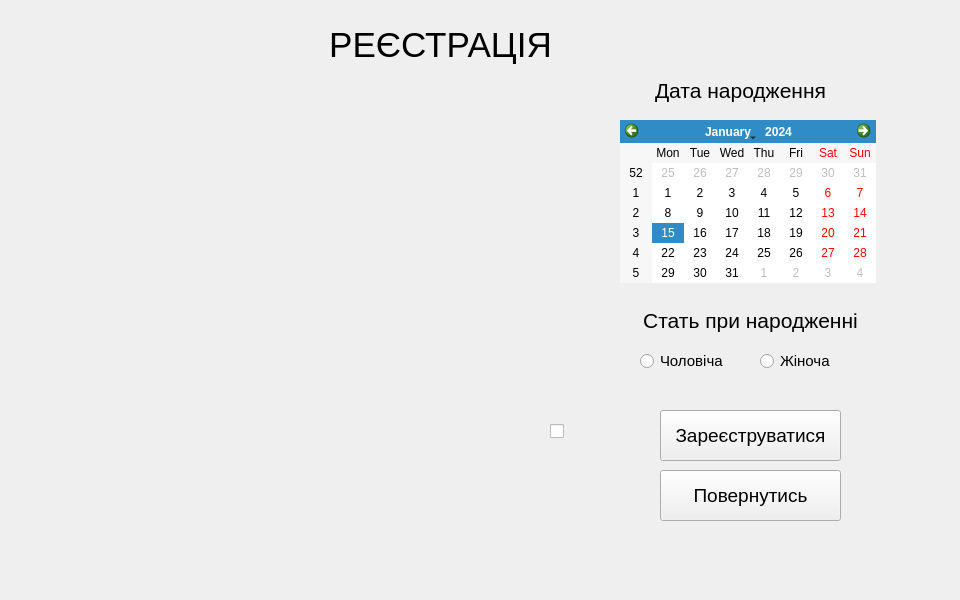
This is Authorization/Pages/SignUp/SignUp.ui in letsexisttogether/MedicalDocuments as Qt 5 draws it before an edit. The edited form follows.
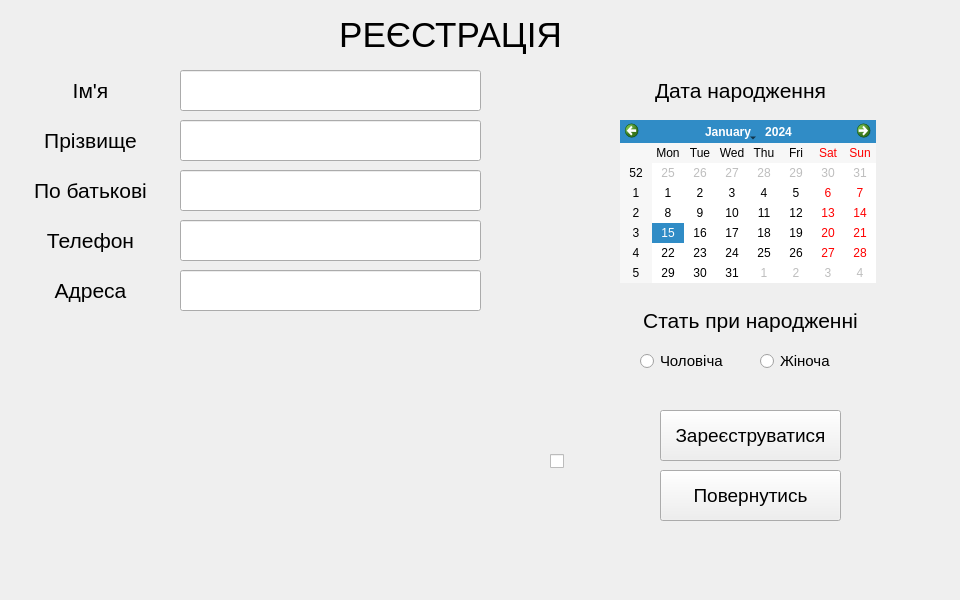
This is the edited form. Custom widgets are drawn as their Qt base class.

Commit message: Added fields for Phone number and Address to SignUp

The edit to the form file:
```diff
--- a/Authorization/Pages/SignUp/SignUp.ui
+++ b/Authorization/Pages/SignUp/SignUp.ui
@@ -13,16 +13,6 @@
   <property name="windowTitle">
    <string>Form</string>
   </property>
-  <widget class="CustomField" name="firstName" native="true">
-   <property name="geometry">
-    <rect>
-     <x>40</x>
-     <y>80</y>
-     <width>500</width>
-     <height>61</height>
-    </rect>
-   </property>
-  </widget>
   <widget class="QPushButton" name="registerButton">
    <property name="geometry">
     <rect>
@@ -48,7 +38,7 @@
    <property name="geometry">
     <rect>
      <x>550</x>
-     <y>420</y>
+     <y>450</y>
      <width>21</width>
      <height>22</height>
     </rect>
@@ -61,7 +51,7 @@
    <property name="geometry">
     <rect>
      <x>40</x>
-     <y>410</y>
+     <y>440</y>
      <width>500</width>
      <height>110</height>
     </rect>
@@ -70,8 +60,8 @@
   <widget class="QLabel" name="label">
    <property name="geometry">
     <rect>
-     <x>280</x>
-     <y>10</y>
+     <x>290</x>
+     <y>0</y>
      <width>321</width>
      <height>71</height>
     </rect>
@@ -80,31 +70,11 @@
     <string>&lt;html&gt;&lt;head/&gt;&lt;body&gt;&lt;p align=&quot;center&quot;&gt;&lt;span style=&quot; font-size:26pt;&quot;&gt;РЕЄСТРАЦІЯ&lt;/span&gt;&lt;/p&gt;&lt;/body&gt;&lt;/html&gt;</string>
    </property>
   </widget>
-  <widget class="CustomField" name="thirdName" native="true">
-   <property name="geometry">
-    <rect>
-     <x>40</x>
-     <y>220</y>
-     <width>500</width>
-     <height>61</height>
-    </rect>
-   </property>
-  </widget>
-  <widget class="CustomField" name="secondName" native="true">
-   <property name="geometry">
-    <rect>
-     <x>40</x>
-     <y>150</y>
-     <width>500</width>
-     <height>61</height>
-    </rect>
-   </property>
-  </widget>
   <widget class="CustomField" name="email" native="true">
    <property name="geometry">
     <rect>
      <x>40</x>
-     <y>290</y>
+     <y>320</y>
      <width>500</width>
      <height>111</height>
     </rect>
@@ -213,6 +183,186 @@
     <string>&lt;html&gt;&lt;head/&gt;&lt;body&gt;&lt;p align=&quot;center&quot;&gt;Стать при народженні&lt;/p&gt;&lt;/body&gt;&lt;/html&gt;</string>
    </property>
   </widget>
+  <widget class="QLineEdit" name="firstName">
+   <property name="geometry">
+    <rect>
+     <x>180</x>
+     <y>70</y>
+     <width>301</width>
+     <height>41</height>
+    </rect>
+   </property>
+   <property name="font">
+    <font>
+     <pointsize>14</pointsize>
+    </font>
+   </property>
+   <property name="alignment">
+    <set>Qt::AlignmentFlag::AlignJustify|Qt::AlignmentFlag::AlignVCenter</set>
+   </property>
+  </widget>
+  <widget class="QLabel" name="firstNameName">
+   <property name="geometry">
+    <rect>
+     <x>20</x>
+     <y>70</y>
+     <width>141</width>
+     <height>41</height>
+    </rect>
+   </property>
+   <property name="font">
+    <font>
+     <pointsize>16</pointsize>
+    </font>
+   </property>
+   <property name="text">
+    <string>&lt;html&gt;&lt;head/&gt;&lt;body&gt;&lt;p align=&quot;center&quot;&gt;Ім'я&lt;/p&gt;&lt;/body&gt;&lt;/html&gt;</string>
+   </property>
+  </widget>
+  <widget class="QLineEdit" name="secondName">
+   <property name="geometry">
+    <rect>
+     <x>180</x>
+     <y>120</y>
+     <width>301</width>
+     <height>41</height>
+    </rect>
+   </property>
+   <property name="font">
+    <font>
+     <pointsize>14</pointsize>
+    </font>
+   </property>
+   <property name="alignment">
+    <set>Qt::AlignmentFlag::AlignJustify|Qt::AlignmentFlag::AlignVCenter</set>
+   </property>
+  </widget>
+  <widget class="QLabel" name="secondNameName">
+   <property name="geometry">
+    <rect>
+     <x>20</x>
+     <y>120</y>
+     <width>141</width>
+     <height>41</height>
+    </rect>
+   </property>
+   <property name="font">
+    <font>
+     <pointsize>16</pointsize>
+    </font>
+   </property>
+   <property name="text">
+    <string>&lt;html&gt;&lt;head/&gt;&lt;body&gt;&lt;p align=&quot;center&quot;&gt;Прізвище&lt;/p&gt;&lt;/body&gt;&lt;/html&gt;</string>
+   </property>
+  </widget>
+  <widget class="QLineEdit" name="thirdName">
+   <property name="geometry">
+    <rect>
+     <x>180</x>
+     <y>170</y>
+     <width>301</width>
+     <height>41</height>
+    </rect>
+   </property>
+   <property name="font">
+    <font>
+     <pointsize>14</pointsize>
+    </font>
+   </property>
+   <property name="alignment">
+    <set>Qt::AlignmentFlag::AlignJustify|Qt::AlignmentFlag::AlignVCenter</set>
+   </property>
+  </widget>
+  <widget class="QLabel" name="thirdNameName">
+   <property name="geometry">
+    <rect>
+     <x>20</x>
+     <y>170</y>
+     <width>141</width>
+     <height>41</height>
+    </rect>
+   </property>
+   <property name="font">
+    <font>
+     <pointsize>16</pointsize>
+    </font>
+   </property>
+   <property name="text">
+    <string>&lt;html&gt;&lt;head/&gt;&lt;body&gt;&lt;p align=&quot;center&quot;&gt;По батькові&lt;/p&gt;&lt;/body&gt;&lt;/html&gt;</string>
+   </property>
+  </widget>
+  <widget class="QLineEdit" name="phoneNumber">
+   <property name="geometry">
+    <rect>
+     <x>180</x>
+     <y>220</y>
+     <width>301</width>
+     <height>41</height>
+    </rect>
+   </property>
+   <property name="font">
+    <font>
+     <pointsize>14</pointsize>
+    </font>
+   </property>
+   <property name="alignment">
+    <set>Qt::AlignmentFlag::AlignJustify|Qt::AlignmentFlag::AlignVCenter</set>
+   </property>
+  </widget>
+  <widget class="QLabel" name="phoneName">
+   <property name="geometry">
+    <rect>
+     <x>20</x>
+     <y>220</y>
+     <width>141</width>
+     <height>41</height>
+    </rect>
+   </property>
+   <property name="font">
+    <font>
+     <pointsize>16</pointsize>
+    </font>
+   </property>
+   <property name="text">
+    <string>&lt;html&gt;&lt;head/&gt;&lt;body&gt;&lt;p align=&quot;center&quot;&gt;Телефон&lt;/p&gt;&lt;/body&gt;&lt;/html&gt;</string>
+   </property>
+  </widget>
+  <widget class="QLabel" name="addressName">
+   <property name="geometry">
+    <rect>
+     <x>20</x>
+     <y>270</y>
+     <width>141</width>
+     <height>41</height>
+    </rect>
+   </property>
+   <property name="font">
+    <font>
+     <pointsize>16</pointsize>
+    </font>
+   </property>
+   <property name="text">
+    <string>&lt;html&gt;&lt;head/&gt;&lt;body&gt;&lt;p align=&quot;center&quot;&gt;Адреса&lt;/p&gt;&lt;/body&gt;&lt;/html&gt;</string>
+   </property>
+  </widget>
+  <widget class="QLineEdit" name="address">
+   <property name="geometry">
+    <rect>
+     <x>180</x>
+     <y>270</y>
+     <width>301</width>
+     <height>41</height>
+    </rect>
+   </property>
+   <property name="font">
+    <font>
+     <pointsize>14</pointsize>
+    </font>
+   </property>
+   <property name="alignment">
+    <set>Qt::AlignmentFlag::AlignJustify|Qt::AlignmentFlag::AlignVCenter</set>
+   </property>
+  </widget>
  </widget>
  <customwidgets>
   <customwidget>
```
The commit also changes 2 other files.
